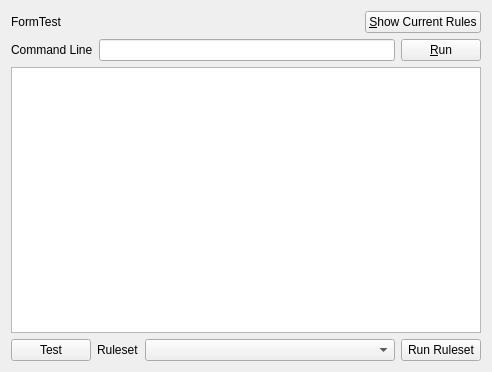
Old version of the form formtest.ui in the repository newey499/qiptables.
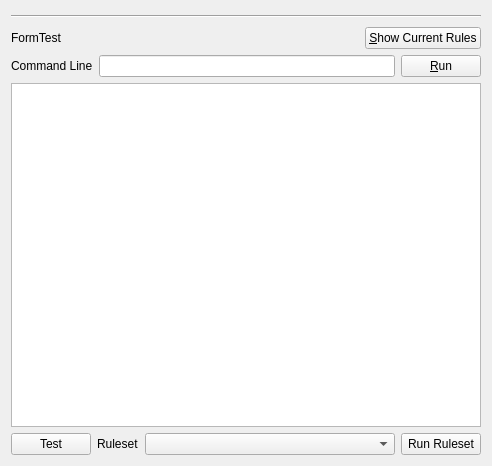
New version of the form.

```diff
--- a/formtest.ui
+++ b/formtest.ui
@@ -7,13 +7,32 @@
     <x>0</x>
     <y>0</y>
     <width>484</width>
-    <height>372</height>
+    <height>466</height>
    </rect>
   </property>
+  <property name="minimumSize">
+   <size>
+    <width>0</width>
+    <height>50</height>
+   </size>
+  </property>
   <property name="windowTitle">
    <string>Form</string>
   </property>
   <layout class="QVBoxLayout" name="verticalLayout">
+   <item>
+    <widget class="Line" name="line">
+     <property name="minimumSize">
+      <size>
+       <width>0</width>
+       <height>10</height>
+      </size>
+     </property>
+     <property name="orientation">
+      <enum>Qt::Horizontal</enum>
+     </property>
+    </widget>
+   </item>
    <item>
     <layout class="QHBoxLayout" name="horizontalLayout">
      <item>
```
